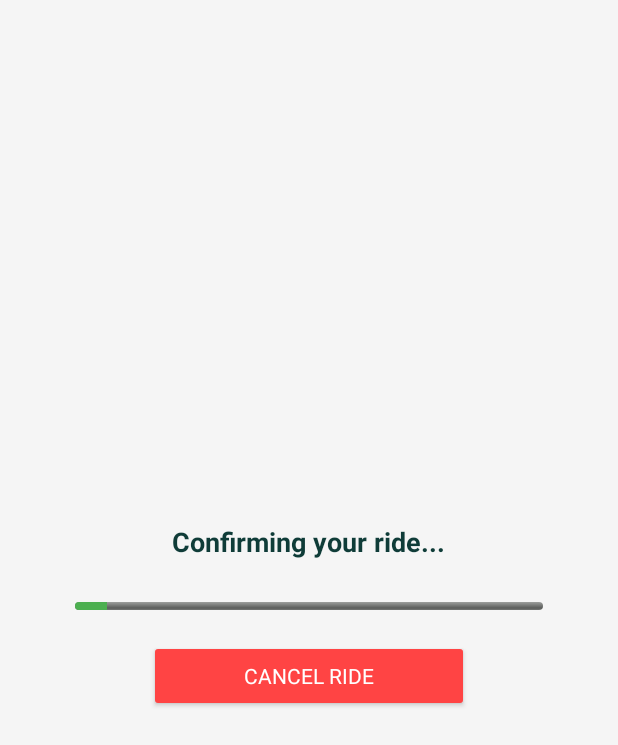
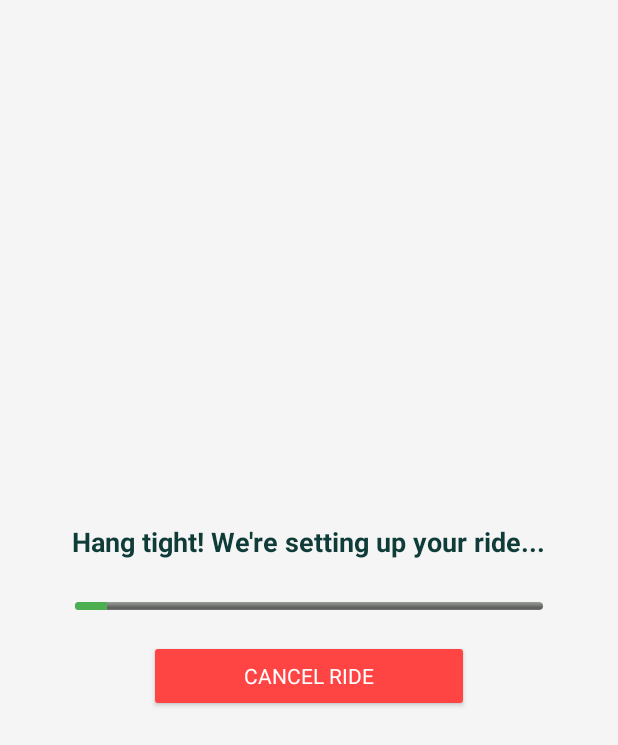
Before and after one commit to Priyadarshini32/Journee, an Android app built with Jetpack Compose: the ProgressActivity screen opened directly, with no data from a screen before it, on a phone screen of 412 x 824 dp. Shown: the top 745 px of the screen. Run offline under Robolectric (Android 15) with nearby library versions, the phone set to English and light mode, and no system bars; Roboto replaces fonts that are not available here.

Commit message:
Modify text of progress bar

```diff
--- a/app/src/main/java/com/example/gps/activity/SelectVehicleActivity.kt
+++ b/app/src/main/java/com/example/gps/activity/SelectVehicleActivity.kt
@@ -61,9 +61,9 @@ class SelectVehicleActivity : AppCompatActivity() {
 
         // Define price per minute for each vehicle
         val vehiclePrices = mapOf(
-            "Bike" to 2,
-            "Auto" to 3,
-            "Cab" to 5
+            "Bike" to 5,
+            "Auto" to 7,
+            "Cab" to 10
         )
 
         // Update each vehicle's price in the UI
--- a/app/src/main/res/layout/activity_progress.xml
+++ b/app/src/main/res/layout/activity_progress.xml
@@ -14,7 +14,7 @@
         android:layout_height="wrap_content"
         android:fontFamily="@font/abyssinica_sil"
         android:paddingBottom="10dp"
-        android:text="Confirming your ride..."
+        android:text="Hang tight! We're setting up your ride..."
         android:textColor="#0F3C38"
         android:textSize="18sp"
         android:textStyle="bold" />
```
